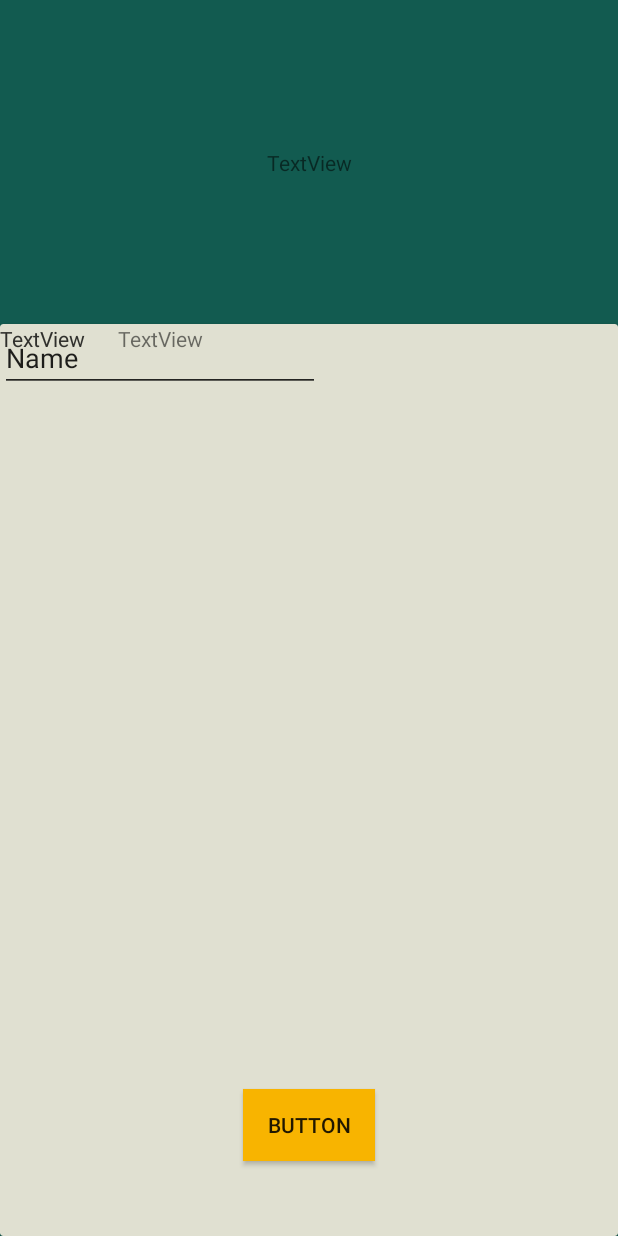
After one commit to YousraMamdouh/FoodPlanner, an Android app: the LoginFragment screen opened through its navigation route, on a phone screen of 412 x 824 dp. The commit adds this screen. Run offline under Robolectric (Android 15) with nearby library versions, the phone set to English and light mode, and no system bars.

Commit message:
login feature

```diff
--- /dev/null
+++ b/app/src/main/java/com/example/foodplanner/login/view/LoginFragment.java
@@ -0,0 +1,66 @@
+package com.example.foodplanner.login.view;
+
+import android.os.Bundle;
+
+import androidx.fragment.app.Fragment;
+
+import android.view.LayoutInflater;
+import android.view.View;
+import android.view.ViewGroup;
+
+import com.example.foodplanner.R;
+
+/**
+ * A simple {@link Fragment} subclass.
+ * Use the {@link LoginFragment#newInstance} factory method to
+ * create an instance of this fragment.
+ */
+public class LoginFragment extends Fragment {
+
+    // TODO: Rename parameter arguments, choose names that match
+    // the fragment initialization parameters, e.g. ARG_ITEM_NUMBER
+    private static final String ARG_PARAM1 = "param1";
+    private static final String ARG_PARAM2 = "param2";
+
+    // TODO: Rename and change types of parameters
+    private String mParam1;
+    private String mParam2;
+
+    public LoginFragment() {
+        // Required empty public constructor
+    }
+
+    /**
+     * Use this factory method to create a new instance of
+     * this fragment using the provided parameters.
+     *
+     * @param param1 Parameter 1.
+     * @param param2 Parameter 2.
+     * @return A new instance of fragment LoginFragment.
+     */
+    // TODO: Rename and change types and number of parameters
+    public static LoginFragment newInstance(String param1, String param2) {
+        LoginFragment fragment = new LoginFragment();
+        Bundle args = new Bundle();
+        args.putString(ARG_PARAM1, param1);
+        args.putString(ARG_PARAM2, param2);
+        fragment.setArguments(args);
+        return fragment;
+    }
+
+    @Override
+    public void onCreate(Bundle savedInstanceState) {
+        super.onCreate(savedInstanceState);
+        if (getArguments() != null) {
+            mParam1 = getArguments().getString(ARG_PARAM1);
+            mParam2 = getArguments().getString(ARG_PARAM2);
+        }
+    }
+
+    @Override
+    public View onCreateView(LayoutInflater inflater, ViewGroup container,
+                             Bundle savedInstanceState) {
+        // Inflate the layout for this fragment
+        return inflater.inflate(R.layout.fragment_login, container, false);
+    }
+}
--- a/app/src/main/res/layout/fragment_authentication.xml
+++ b/app/src/main/res/layout/fragment_authentication.xml
@@ -5,7 +5,6 @@
     android:id="@+id/frameLayout"
     android:layout_width="match_parent"
     android:layout_height="match_parent"
-    android:background="@drawable/background"
     tools:context=".authentication.View.AuthenticationFragment">
 
     <EditText
--- /dev/null
+++ b/app/src/main/res/layout/fragment_login.xml
@@ -0,0 +1,117 @@
+<?xml version="1.0" encoding="utf-8"?>
+<androidx.constraintlayout.widget.ConstraintLayout xmlns:android="http://schemas.android.com/apk/res/android"
+    xmlns:app="http://schemas.android.com/apk/res-auto"
+    xmlns:tools="http://schemas.android.com/tools"
+    android:layout_width="match_parent"
+    android:layout_height="match_parent"
+    android:background="@color/darkGreen"
+    tools:context=".login.view.LoginFragment">
+
+    <androidx.cardview.widget.CardView
+        android:id="@+id/cardView"
+        android:layout_width="0dp"
+        android:layout_height="0dp"
+        android:background="@color/lightGrey"
+        android:backgroundTint="@color/lightGrey"
+        app:layout_constraintBottom_toBottomOf="parent"
+        app:layout_constraintEnd_toEndOf="parent"
+        app:layout_constraintStart_toStartOf="parent"
+        app:layout_constraintTop_toTopOf="@+id/guideline3">
+
+        <androidx.constraintlayout.widget.ConstraintLayout
+            android:layout_width="match_parent"
+            android:layout_height="match_parent">
+
+            <TextView
+                android:id="@+id/textView3"
+                android:layout_width="wrap_content"
+                android:layout_height="wrap_content"
+                android:text="TextView"
+                tools:layout_editor_absoluteX="51dp"
+                tools:layout_editor_absoluteY="44dp" />
+
+            <EditText
+                android:id="@+id/editTextTextPersonName"
+                android:layout_width="wrap_content"
+                android:layout_height="wrap_content"
+                android:ems="10"
+                android:inputType="textPersonName"
+                android:text="Name"
+                app:layout_constraintEnd_toEndOf="@+id/textView3"
+                app:layout_constraintHorizontal_bias="0.0"
+                app:layout_constraintStart_toStartOf="@+id/textView3"
+                tools:layout_editor_absoluteY="77dp" />
+
+            <EditText
+                android:id="@+id/editTextTextPassword"
+                android:layout_width="wrap_content"
+                android:layout_height="wrap_content"
+                android:ems="10"
+                android:inputType="textPassword"
+                tools:layout_editor_absoluteX="45dp"
+                tools:layout_editor_absoluteY="222dp" />
+
+            <TextView
+                android:id="@+id/textView4"
+                android:layout_width="wrap_content"
+                android:layout_height="wrap_content"
+                android:text="TextView"
+                app:layout_constraintEnd_toEndOf="@+id/editTextTextPassword"
+                app:layout_constraintHorizontal_bias="0.0"
+                app:layout_constraintStart_toStartOf="@+id/editTextTextPassword"
+                tools:layout_editor_absoluteY="174dp" />
+
+            <TextView
+                android:id="@+id/textView5"
+                android:layout_width="wrap_content"
+                android:layout_height="wrap_content"
+                android:text="TextView"
+                app:layout_constraintEnd_toEndOf="@+id/editTextTextPassword"
+                app:layout_constraintStart_toStartOf="@+id/editTextTextPassword"
+                tools:layout_editor_absoluteY="302dp" />
+
+            <Button
+                android:id="@+id/button"
+                android:layout_width="wrap_content"
+                android:layout_height="wrap_content"
+                android:layout_marginBottom="50dp"
+
+                android:text="Button"
+                android:background="@color/darkYellow"
+                app:layout_constraintBottom_toBottomOf="parent"
+                app:layout_constraintEnd_toEndOf="parent"
+                app:layout_constraintStart_toStartOf="parent" />
+
+            <androidx.constraintlayout.widget.Guideline
+                android:id="@+id/guideline4"
+                android:layout_width="wrap_content"
+                android:layout_height="wrap_content"
+                android:orientation="vertical"
+                app:layout_constraintGuide_begin="395dp" />
+        </androidx.constraintlayout.widget.ConstraintLayout>
+    </androidx.cardview.widget.CardView>
+
+    <androidx.constraintlayout.widget.Guideline
+        android:id="@+id/guideline3"
+        android:layout_width="wrap_content"
+        android:layout_height="wrap_content"
+        android:orientation="horizontal"
+        app:layout_constraintGuide_begin="216dp" />
+
+    <TextView
+        android:id="@+id/textView2"
+        android:layout_width="wrap_content"
+        android:layout_height="wrap_content"
+        android:text="TextView"
+        app:layout_constraintBottom_toTopOf="@+id/cardView"
+        app:layout_constraintEnd_toEndOf="parent"
+        app:layout_constraintStart_toStartOf="parent"
+        app:layout_constraintTop_toTopOf="parent" />
+
+    <androidx.constraintlayout.widget.Guideline
+        android:id="@+id/guideline5"
+        android:layout_width="wrap_content"
+        android:layout_height="wrap_content"
+        android:orientation="vertical"
+        app:layout_constraintGuide_begin="20dp" />
+</androidx.constraintlayout.widget.ConstraintLayout>
--- a/app/src/main/res/navigation/nav_graph.xml
+++ b/app/src/main/res/navigation/nav_graph.xml
@@ -54,4 +54,9 @@
         android:name="com.example.foodplanner.searchByCountry.View.SearchByCountryFragment"
         android:label="fragment_search_by_country"
         tools:layout="@layout/fragment_search_by_country" />
+    <fragment
+        android:id="@+id/loginFragment"
+        android:name="com.example.foodplanner.login.view.LoginFragment"
+        android:label="fragment_login"
+        tools:layout="@layout/fragment_login" />
 </navigation>
--- a/app/src/main/res/values/colors.xml
+++ b/app/src/main/res/values/colors.xml
@@ -11,4 +11,5 @@
     <color name="darkGreen">#125b50</color>
     <color name="lightGreen">#12b5b0</color>
     <color name="darkYellow">#f8b400</color>
+    <color name="lightGrey"> #e0e0d1</color>
 </resources>
```
